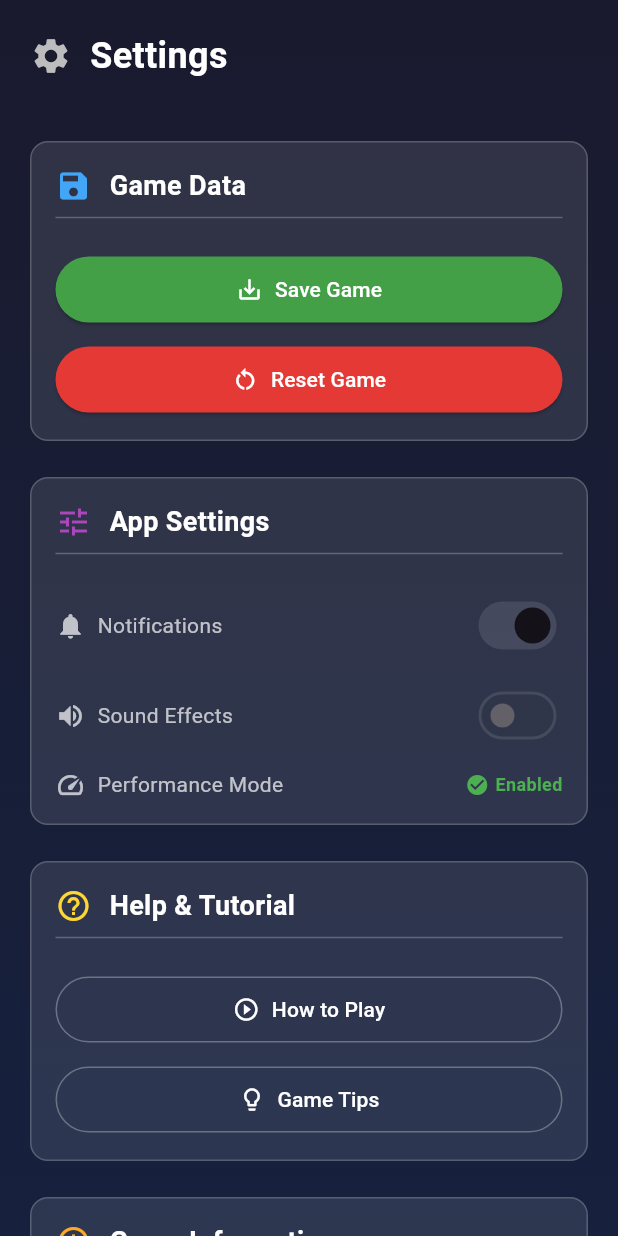
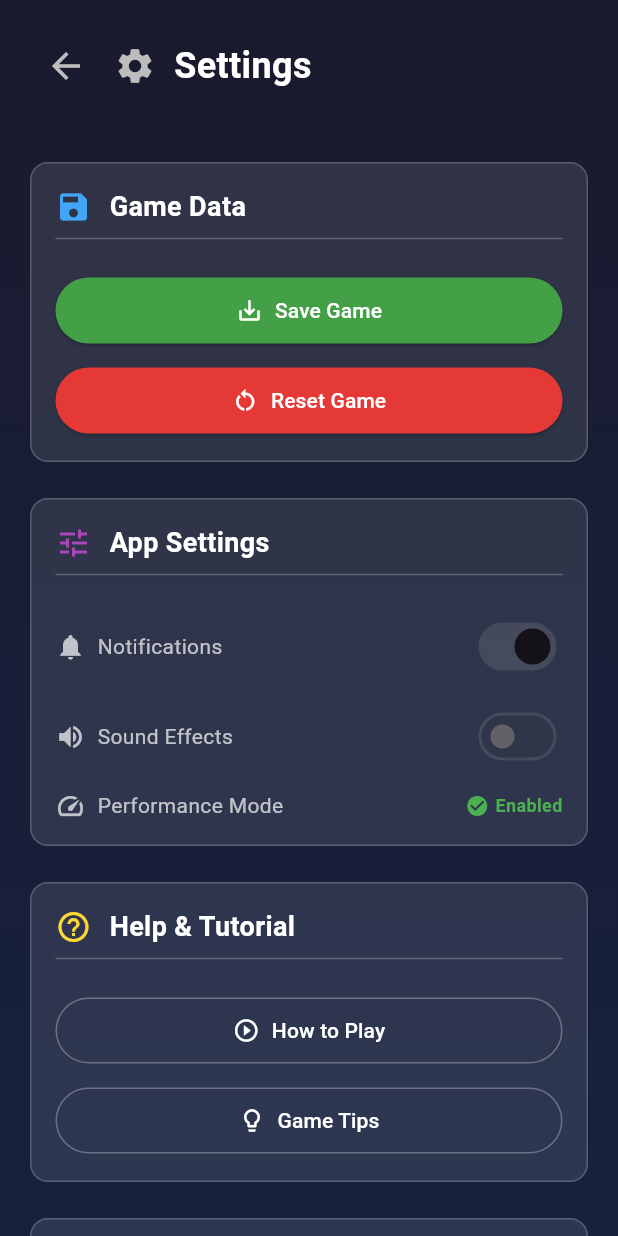
Before and after one commit to Kamish76/Production.inc, a Flutter app: the SettingsScreen widget shown alone on an empty page, opened directly, on a phone screen of 412 x 824 dp. Run offline on Flutter 3.47's test engine with Material 3 defaults, Android fonts, the phone set to English and light mode, and no system bars; our stand-ins replace go_router, logger, shared_preferences, sqflite_common_ffi; accounts and stored records are empty.

Commit message:
refactor: Rearrange Settings Access Section in Control Screen and add back navigation button in Settings Screen

```diff
--- a/lib/screens/control_screen.dart
+++ b/lib/screens/control_screen.dart
@@ -55,11 +55,6 @@ class ControlScreen extends StatelessWidget {
                       padding: const EdgeInsets.all(20),
                       child: Column(
                         children: [
-                          // Settings Access Section
-                          _buildSettingsAccessSection(context),
-
-                          const SizedBox(height: 20),
-
                           // Machine Controls Section
                           _buildMachineControlsSection(context, gameService),
 
@@ -67,6 +62,11 @@ class ControlScreen extends StatelessWidget {
 
                           // Dev Controls Section
                           _buildDevControlsSection(context, gameService),
+
+                          const SizedBox(height: 20),
+
+                          // Settings Access Section
+                          _buildSettingsAccessSection(context),
                         ],
                       ),
                     );
--- a/lib/screens/settings_screen.dart
+++ b/lib/screens/settings_screen.dart
@@ -274,6 +274,14 @@ class SettingsScreen extends StatelessWidget {
                 padding: const EdgeInsets.all(20),
                 child: Row(
                   children: [
+                    IconButton(
+                      icon: const Icon(Icons.arrow_back),
+                      color: Colors.grey[400],
+                      iconSize: 28,
+                      onPressed: () => Navigator.of(context).pop(),
+                      tooltip: 'Back',
+                    ),
+                    const SizedBox(width: 8),
                     Icon(Icons.settings, color: Colors.grey[400], size: 28),
                     const SizedBox(width: 12),
                     const Text(
```
